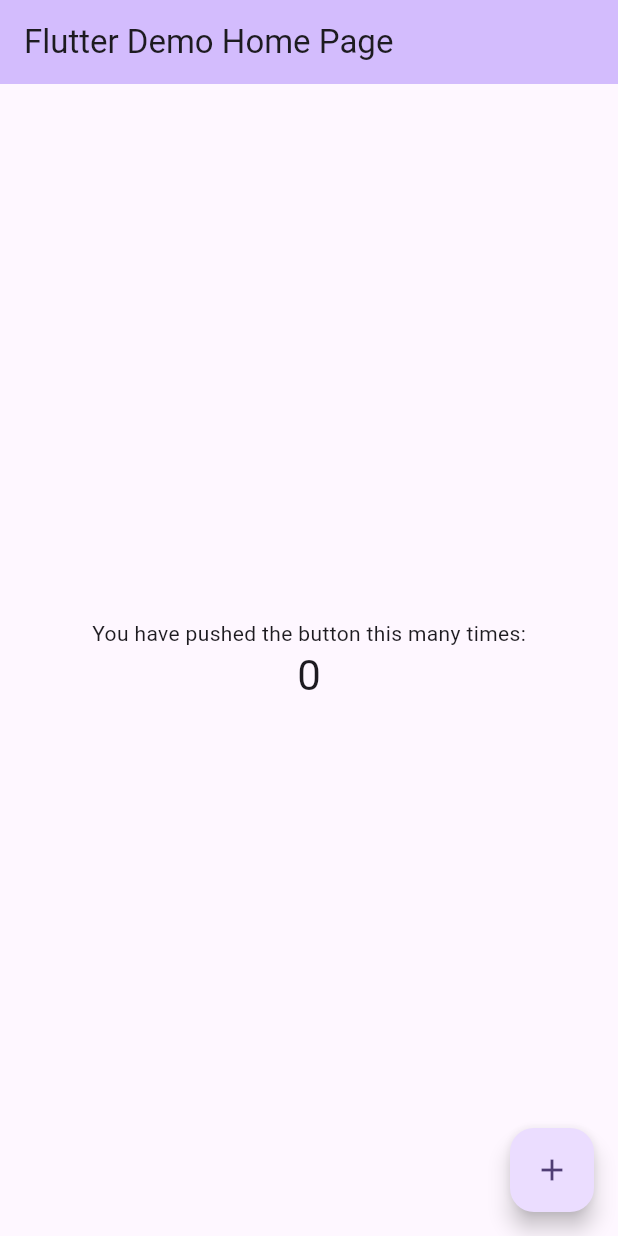
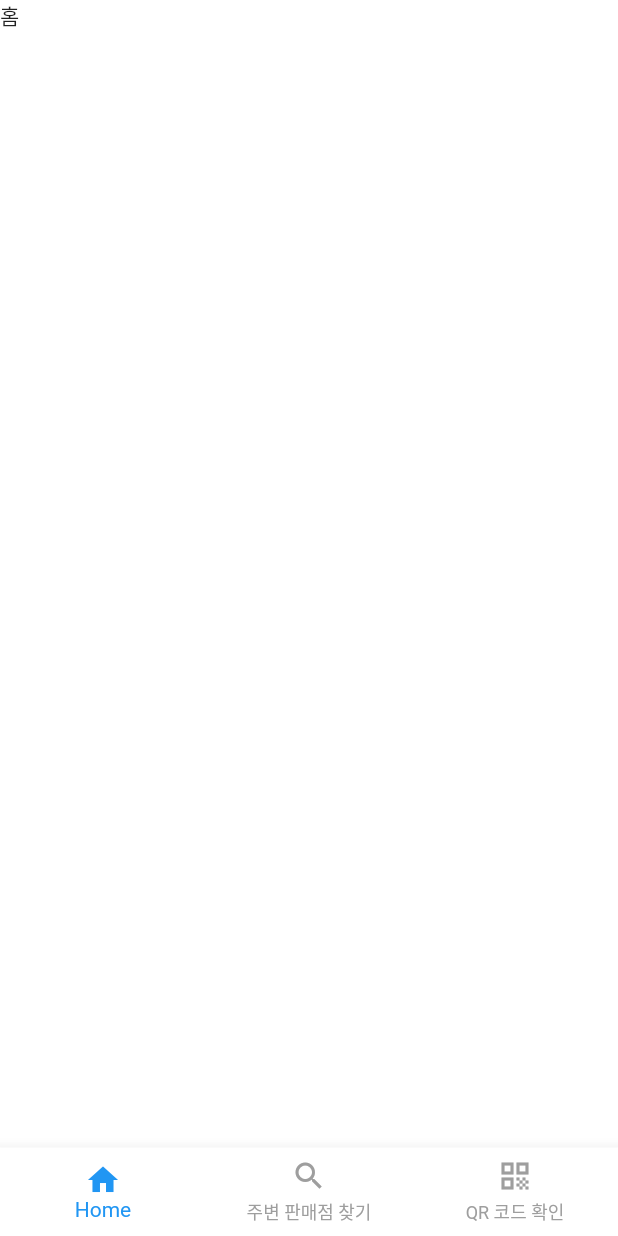
Before and after one commit to newmri/Flutter, a Flutter app: the screen it shows after launch, on a phone screen of 412 x 824 dp. Run offline on Flutter 3.47's test engine with Material 2 defaults, Android fonts, the phone set to English and light mode, and no system bars.

Commit message:
기본 화면만 추가

```diff
--- /dev/null
+++ b/lottery/lib/const/colors.dart
@@ -0,0 +1,5 @@
+import 'package:flutter/material.dart';
+
+const backgroundColor = Colors.white;
+const selectedItemColor = Colors.blue;
+const unselectedItemColor = Colors.grey;
--- a/lottery/lib/main.dart
+++ b/lottery/lib/main.dart
@@ -1,125 +1,52 @@
 import 'package:flutter/material.dart';
+import 'package:lottery/screen/root_screen.dart';
+import 'package:lottery/const/colors.dart';
+import 'package:lottery/model/BottomNavigationBarModel.dart';
+import 'package:lottery/screen/home_screen.dart';
+import 'package:lottery/screen/store_screen.dart';
+import 'package:lottery/screen/qr_code_screen.dart';
 
 void main() {
-  runApp(const MyApp());
-}
+  List<BottomNavigationBarModel> itemList = [
+    BottomNavigationBarModel(
+      bar: const BottomNavigationBarItem(
+          icon: Icon(
+            Icons.home,
+          ),
+          label: 'Home'),
+      widget: const HomeScreen(),
+    ),
+    BottomNavigationBarModel(
+      bar: const BottomNavigationBarItem(
+          icon: Icon(
+            Icons.search,
+          ),
+          label: '주변 판매점 찾기'),
+      widget: const StoreScreen(),
+    ),
+    BottomNavigationBarModel(
+      bar: const BottomNavigationBarItem(
+          icon: Icon(
+            Icons.qr_code,
+          ),
+          label: 'QR 코드 확인'),
+      widget: const QRCodeScreen(),
+    ),
+  ];
 
-class MyApp extends StatelessWidget {
-  const MyApp({super.key});
-
-  // This widget is the root of your application.
-  @override
-  Widget build(BuildContext context) {
-    return MaterialApp(
-      title: 'Flutter Demo',
+  runApp(
+    MaterialApp(
       theme: ThemeData(
-        // This is the theme of your application.
-        //
-        // TRY THIS: Try running your application with "flutter run". You'll see
-        // the application has a blue toolbar. Then, without quitting the app,
-        // try changing the seedColor in the colorScheme below to Colors.green
-        // and then invoke "hot reload" (save your changes or press the "hot
-        // reload" button in a Flutter-supported IDE, or press "r" if you used
-        // the command line to start the app).
-        //
-        // Notice that the counter didn't reset back to zero; the application
-        // state is not lost during the reload. To reset the state, use hot
-        // restart instead.
-        //
-        // This works for code too, not just values: Most code changes can be
-        // tested with just a hot reload.
-        colorScheme: ColorScheme.fromSeed(seedColor: Colors.deepPurple),
-        useMaterial3: true,
-      ),
-      home: const MyHomePage(title: 'Flutter Demo Home Page'),
-    );
-  }
-}
-
-class MyHomePage extends StatefulWidget {
-  const MyHomePage({super.key, required this.title});
-
-  // This widget is the home page of your application. It is stateful, meaning
-  // that it has a State object (defined below) that contains fields that affect
-  // how it looks.
-
-  // This class is the configuration for the state. It holds the values (in this
-  // case the title) provided by the parent (in this case the App widget) and
-  // used by the build method of the State. Fields in a Widget subclass are
-  // always marked "final".
-
-  final String title;
-
-  @override
-  State<MyHomePage> createState() => _MyHomePageState();
-}
-
-class _MyHomePageState extends State<MyHomePage> {
-  int _counter = 0;
-
-  void _incrementCounter() {
-    setState(() {
-      // This call to setState tells the Flutter framework that something has
-      // changed in this State, which causes it to rerun the build method below
-      // so that the display can reflect the updated values. If we changed
-      // _counter without calling setState(), then the build method would not be
-      // called again, and so nothing would appear to happen.
-      _counter++;
-    });
-  }
-
-  @override
-  Widget build(BuildContext context) {
-    // This method is rerun every time setState is called, for instance as done
-    // by the _incrementCounter method above.
-    //
-    // The Flutter framework has been optimized to make rerunning build methods
-    // fast, so that you can just rebuild anything that needs updating rather
-    // than having to individually change instances of widgets.
-    return Scaffold(
-      appBar: AppBar(
-        // TRY THIS: Try changing the color here to a specific color (to
-        // Colors.amber, perhaps?) and trigger a hot reload to see the AppBar
-        // change color while the other colors stay the same.
-        backgroundColor: Theme.of(context).colorScheme.inversePrimary,
-        // Here we take the value from the MyHomePage object that was created by
-        // the App.build method, and use it to set our appbar title.
-        title: Text(widget.title),
-      ),
-      body: Center(
-        // Center is a layout widget. It takes a single child and positions it
-        // in the middle of the parent.
-        child: Column(
-          // Column is also a layout widget. It takes a list of children and
-          // arranges them vertically. By default, it sizes itself to fit its
-          // children horizontally, and tries to be as tall as its parent.
-          //
-          // Column has various properties to control how it sizes itself and
-          // how it positions its children. Here we use mainAxisAlignment to
-          // center the children vertically; the main axis here is the vertical
-          // axis because Columns are vertical (the cross axis would be
-          // horizontal).
-          //
-          // TRY THIS: Invoke "debug painting" (choose the "Toggle Debug Paint"
-          // action in the IDE, or press "p" in the console), to see the
-          // wireframe for each widget.
-          mainAxisAlignment: MainAxisAlignment.center,
-          children: <Widget>[
-            const Text(
-              'You have pushed the button this many times:',
-            ),
-            Text(
-              '$_counter',
-              style: Theme.of(context).textTheme.headlineMedium,
-            ),
-          ],
+        scaffoldBackgroundColor: backgroundColor,
+        bottomNavigationBarTheme: const BottomNavigationBarThemeData(
+          selectedItemColor: selectedItemColor,
+          unselectedItemColor: unselectedItemColor,
+          backgroundColor: backgroundColor,
         ),
       ),
-      floatingActionButton: FloatingActionButton(
-        onPressed: _incrementCounter,
-        tooltip: 'Increment',
-        child: const Icon(Icons.add),
-      ), // This trailing comma makes auto-formatting nicer for build methods.
-    );
-  }
+      home: RootScreen(
+        itemList: itemList,
+      ),
+    ),
+  );
 }
--- /dev/null
+++ b/lottery/lib/model/BottomNavigationBarModel.dart
@@ -0,0 +1,8 @@
+import 'package:flutter/material.dart';
+
+class BottomNavigationBarModel {
+  BottomNavigationBarItem bar;
+  Widget widget;
+
+  BottomNavigationBarModel({required this.bar, required this.widget});
+}
--- /dev/null
+++ b/lottery/lib/screen/home_screen.dart
@@ -0,0 +1,10 @@
+import 'package:flutter/material.dart';
+
+class HomeScreen extends StatelessWidget {
+  const HomeScreen({Key? key}) : super(key: key);
+
+  @override
+  Widget build(BuildContext context) {
+    return const Scaffold(body: Text('홈'));
+  }
+}
--- /dev/null
+++ b/lottery/lib/screen/root_screen.dart
@@ -0,0 +1,64 @@
+import 'package:flutter/material.dart';
+import 'package:lottery/screen/home_screen.dart';
+import 'package:lottery/model/BottomNavigationBarModel.dart';
+
+class RootScreen extends StatefulWidget {
+  late List<BottomNavigationBarModel> itemList;
+
+  RootScreen({required this.itemList, Key? key}) : super(key: key);
+
+  @override
+  State<RootScreen> createState() => _RootScreenState(itemList: itemList);
+}
+
+class _RootScreenState extends State<RootScreen> with TickerProviderStateMixin {
+  late List<BottomNavigationBarModel> itemList;
+
+  late TabController controller;
+
+  _RootScreenState({required this.itemList});
+
+  @override
+  void initState() {
+    super.initState();
+
+    controller =
+        TabController(length: itemList.length, vsync: this);
+
+    controller.addListener(tabListener);
+  }
+
+  tabListener() {
+    setState(() {});
+  }
+
+  @override
+  void dispose() {
+    controller.removeListener(tabListener);
+    super.dispose();
+  }
+
+  @override
+  Widget build(BuildContext context) {
+    return Scaffold(
+      body: SafeArea(
+        child: TabBarView(
+          controller: controller,
+          children: itemList.map((e) => e.widget).toList(),
+        ),
+      ),
+      bottomNavigationBar: renderBottomNavigation(),
+    );
+  }
+
+  BottomNavigationBar renderBottomNavigation() {
+    return BottomNavigationBar(
+        currentIndex: controller.index,
+        onTap: (int index) {
+          setState(() {
+            controller.animateTo(index);
+          });
+        },
+        items: itemList.map((e) => e.bar).toList());
+  }
+}
```
Also changed, not shown: lottery/lib/screen/qr_code_screen.dart (added, +10 -0 lines), lottery/lib/screen/store_screen.dart (added, +10 -0 lines), 1 other file.
